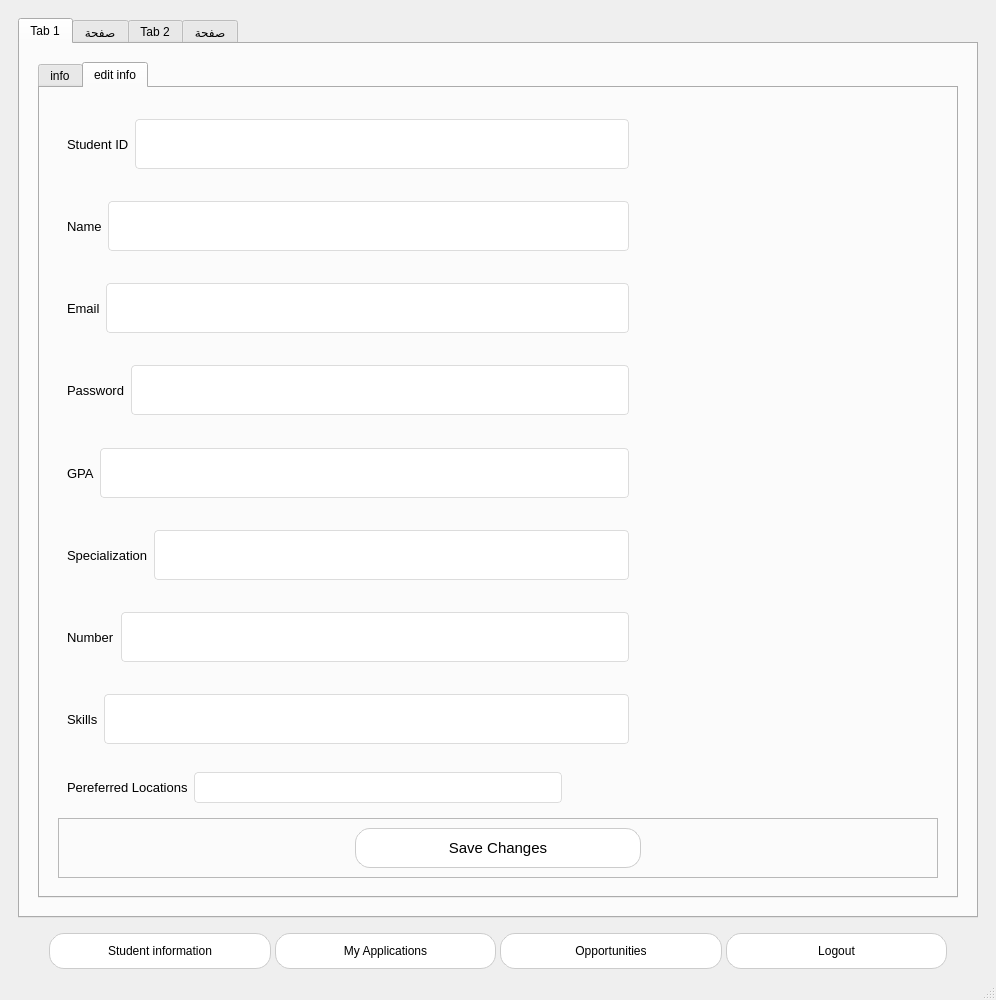
azzam012/apprenticeship-application, file user_interface/student_dashboard.ui: the form before one commit.
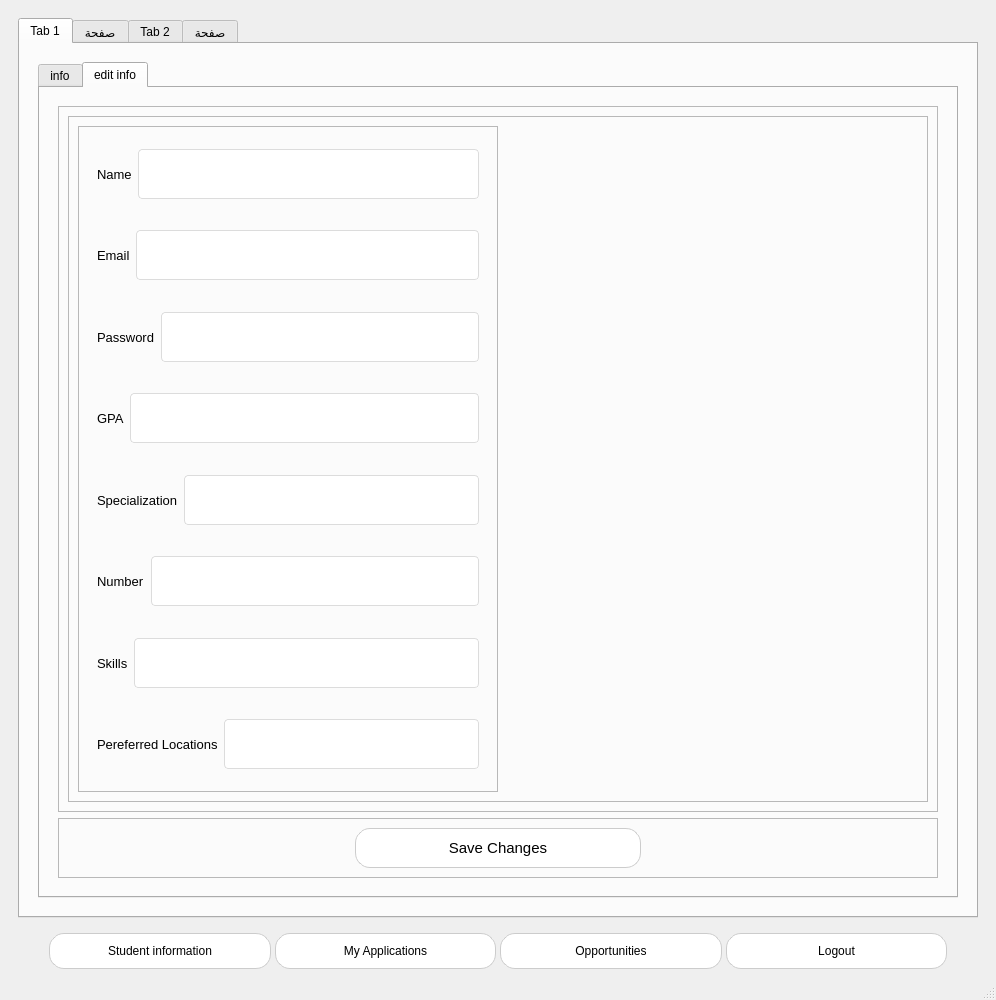
The form after the commit. The open tabs and pages were chosen to show the change. Icons and pictures are not drawn.

```diff
--- a/user_interface/student_dashboard.ui
+++ b/user_interface/student_dashboard.ui
@@ -294,79 +294,34 @@
                     <property name="frameShadow">
                      <enum>QFrame::Plain</enum>
                     </property>
-                    <layout class="QVBoxLayout" name="verticalLayout">
+                    <layout class="QVBoxLayout" name="verticalLayout_8">
+                     <item>
+                      <widget class="QFrame" name="frame_15">
+                       <property name="frameShape">
+                        <enum>QFrame::StyledPanel</enum>
+                       </property>
+                       <property name="frameShadow">
+                        <enum>QFrame::Raised</enum>
+                       </property>
+                       <layout class="QHBoxLayout" name="horizontalLayout_13">
+                        <item>
+                         <widget class="QFrame" name="frame_14">
+                          <property name="frameShape">
+                           <enum>QFrame::StyledPanel</enum>
+                          </property>
+                          <property name="frameShadow">
+                           <enum>QFrame::Raised</enum>
+                          </property>
+                          <layout class="QHBoxLayout" name="horizontalLayout_10">
                      <item>
                       <widget class="QFrame" name="frame_12">
                        <property name="frameShape">
-                        <enum>QFrame::NoFrame</enum>
+                              <enum>QFrame::StyledPanel</enum>
                        </property>
                        <property name="frameShadow">
-                        <enum>QFrame::Plain</enum>
-                       </property>
-                       <layout class="QHBoxLayout" name="horizontalLayout_14">
-                        <item>
-                         <widget class="QLabel" name="label_6">
-                          <property name="font">
-                           <font>
-                            <family>Arial</family>
-                            <pointsize>10</pointsize>
-                           </font>
-                          </property>
-                          <property name="text">
-                           <string>Student ID</string>
-                          </property>
-                         </widget>
-                        </item>
-                        <item>
-                         <widget class="QLineEdit" name="lineEdit_6">
-                          <property name="sizePolicy">
-                           <sizepolicy hsizetype="Expanding" vsizetype="Expanding">
-                            <horstretch>80</horstretch>
-                            <verstretch>0</verstretch>
-                           </sizepolicy>
-                          </property>
-                          <property name="maximumSize">
-                           <size>
-                            <width>700</width>
-                            <height>50</height>
-                           </size>
-                          </property>
-                          <property name="styleSheet">
-                           <string notr="true">QLineEdit {
-    border: 1px solid #dcdcdc;
-    border-radius: 4px;
-    padding: 6px 10px;
-    background-color: #ffffff;
-    font-size: 13px;
-    color: #333;
-}
-
-QLineEdit:focus {
-    border: 1px solid #0078d7;
-}
-</string>
-                          </property>
-                         </widget>
-                        </item>
-                        <item>
-                         <spacer name="horizontalSpacer_4">
-                          <property name="orientation">
-                           <enum>Qt::Horizontal</enum>
-                          </property>
-                          <property name="sizeType">
-                           <enum>QSizePolicy::MinimumExpanding</enum>
-                          </property>
-                          <property name="sizeHint" stdset="0">
-                           <size>
-                            <width>300</width>
-                            <height>20</height>
-                           </size>
-                          </property>
-                         </spacer>
-                        </item>
-                       </layout>
-                      </widget>
-                     </item>
+                              <enum>QFrame::Raised</enum>
+                             </property>
+                             <layout class="QVBoxLayout" name="verticalLayout">
                      <item>
                       <widget class="QFrame" name="frame_16">
                        <property name="frameShape">
@@ -420,22 +375,6 @@
                           </property>
                          </widget>
                         </item>
-                        <item>
-                         <spacer name="horizontalSpacer_8">
-                          <property name="orientation">
-                           <enum>Qt::Horizontal</enum>
-                          </property>
-                          <property name="sizeType">
-                           <enum>QSizePolicy::MinimumExpanding</enum>
-                          </property>
-                          <property name="sizeHint" stdset="0">
-                           <size>
-                            <width>300</width>
-                            <height>20</height>
-                           </size>
-                          </property>
-                         </spacer>
-                        </item>
                        </layout>
                       </widget>
                      </item>
@@ -492,22 +431,6 @@
                           </property>
                          </widget>
                         </item>
-                        <item>
-                         <spacer name="horizontalSpacer_9">
-                          <property name="orientation">
-                           <enum>Qt::Horizontal</enum>
-                          </property>
-                          <property name="sizeType">
-                           <enum>QSizePolicy::MinimumExpanding</enum>
-                          </property>
-                          <property name="sizeHint" stdset="0">
-                           <size>
-                            <width>300</width>
-                            <height>20</height>
-                           </size>
-                          </property>
-                         </spacer>
-                        </item>
                        </layout>
                       </widget>
                      </item>
@@ -564,22 +487,6 @@
                           </property>
                          </widget>
                         </item>
-                        <item>
-                         <spacer name="horizontalSpacer_10">
-                          <property name="orientation">
-                           <enum>Qt::Horizontal</enum>
-                          </property>
-                          <property name="sizeType">
-                           <enum>QSizePolicy::MinimumExpanding</enum>
-                          </property>
-                          <property name="sizeHint" stdset="0">
-                           <size>
-                            <width>300</width>
-                            <height>20</height>
-                           </size>
-                          </property>
-                         </spacer>
-                        </item>
                        </layout>
                       </widget>
                      </item>
@@ -636,22 +543,6 @@
                           </property>
                          </widget>
                         </item>
-                        <item>
-                         <spacer name="horizontalSpacer_5">
-                          <property name="orientation">
-                           <enum>Qt::Horizontal</enum>
-                          </property>
-                          <property name="sizeType">
-                           <enum>QSizePolicy::MinimumExpanding</enum>
-                          </property>
-                          <property name="sizeHint" stdset="0">
-                           <size>
-                            <width>300</width>
-                            <height>20</height>
-                           </size>
-                          </property>
-                         </spacer>
-                        </item>
                        </layout>
                       </widget>
                      </item>
@@ -708,22 +599,6 @@
                           </property>
                          </widget>
                         </item>
-                        <item>
-                         <spacer name="horizontalSpacer_12">
-                          <property name="orientation">
-                           <enum>Qt::Horizontal</enum>
-                          </property>
-                          <property name="sizeType">
-                           <enum>QSizePolicy::MinimumExpanding</enum>
-                          </property>
-                          <property name="sizeHint" stdset="0">
-                           <size>
-                            <width>300</width>
-                            <height>20</height>
-                           </size>
-                          </property>
-                         </spacer>
-                        </item>
                        </layout>
                       </widget>
                      </item>
@@ -780,22 +655,6 @@
                           </property>
                          </widget>
                         </item>
-                        <item>
-                         <spacer name="horizontalSpacer_11">
-                          <property name="orientation">
-                           <enum>Qt::Horizontal</enum>
-                          </property>
-                          <property name="sizeType">
-                           <enum>QSizePolicy::MinimumExpanding</enum>
-                          </property>
-                          <property name="sizeHint" stdset="0">
-                           <size>
-                            <width>300</width>
-                            <height>20</height>
-                           </size>
-                          </property>
-                         </spacer>
-                        </item>
                        </layout>
                       </widget>
                      </item>
@@ -852,22 +711,6 @@
                           </property>
                          </widget>
                         </item>
-                        <item>
-                         <spacer name="horizontalSpacer_13">
-                          <property name="orientation">
-                           <enum>Qt::Horizontal</enum>
-                          </property>
-                          <property name="sizeType">
-                           <enum>QSizePolicy::MinimumExpanding</enum>
-                          </property>
-                          <property name="sizeHint" stdset="0">
-                           <size>
-                            <width>300</width>
-                            <height>20</height>
-                           </size>
-                          </property>
-                         </spacer>
-                        </item>
                        </layout>
                       </widget>
                      </item>
@@ -896,7 +739,7 @@
                         <item>
                          <widget class="QLineEdit" name="edit_locations_input">
                           <property name="sizePolicy">
-                           <sizepolicy hsizetype="Expanding" vsizetype="Preferred">
+                                    <sizepolicy hsizetype="Expanding" vsizetype="Expanding">
                             <horstretch>0</horstretch>
                             <verstretch>0</verstretch>
                            </sizepolicy>
@@ -924,21 +767,27 @@
                           </property>
                          </widget>
                         </item>
+                                </layout>
+                               </widget>
+                              </item>
+                             </layout>
+                            </widget>
+                           </item>
                         <item>
-                         <spacer name="horizontalSpacer_14">
+                            <spacer name="horizontalSpacer_4">
                           <property name="orientation">
                            <enum>Qt::Horizontal</enum>
                           </property>
-                          <property name="sizeType">
-                           <enum>QSizePolicy::MinimumExpanding</enum>
-                          </property>
                           <property name="sizeHint" stdset="0">
                            <size>
-                            <width>100</width>
+                               <width>395</width>
                             <height>20</height>
                            </size>
                           </property>
                          </spacer>
+                           </item>
+                          </layout>
+                         </widget>
                         </item>
                        </layout>
                       </widget>
```
Left out of the diff: 127 changed lines with no effect on the pictures. Lines whose indentation alone changed are shown as unchanged.
